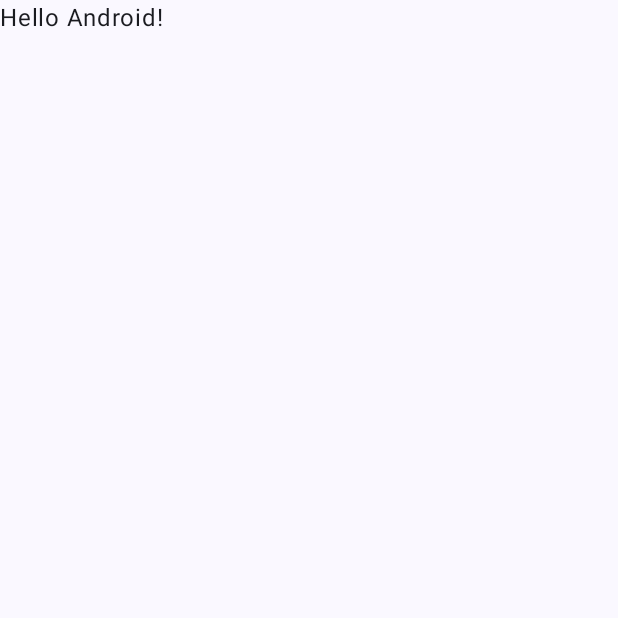
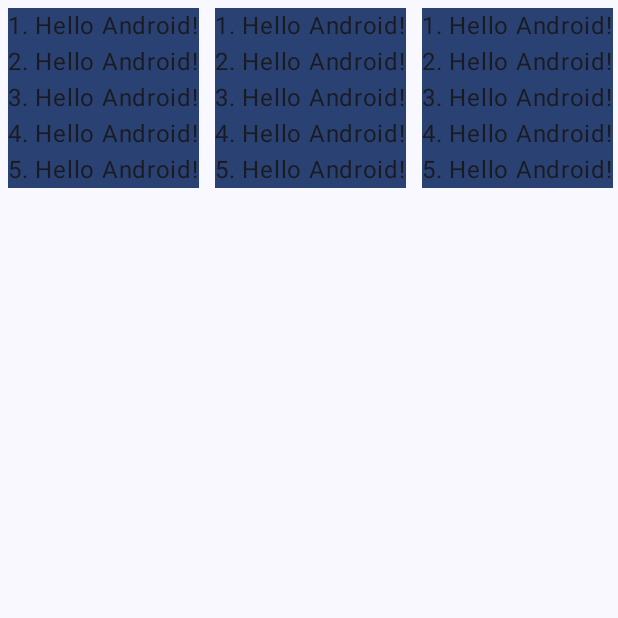
Before and after one commit to C-H-Rm/miscmusic, an Android app built with Jetpack Compose: the screen it shows after launch (MainActivity), on a phone screen of 412 x 824 dp, the top half of it. Before the commit the part shown is almost empty. Run offline under Robolectric (Android 15) with nearby library versions, the phone set to English and light mode, and no system bars.

Commit message:
added newpipe extractor dependancy

```diff
--- a/app/build.gradle.kts
+++ b/app/build.gradle.kts
@@ -49,8 +49,14 @@ android {
     }
 }
 
+
+
+
+
 dependencies {
 
+    implementation("org.jetbrains.kotlinx:kotlinx-serialization-json:1.7.0")
+    implementation("org.jetbrains.kotlinx:kotlinx-coroutines-android:1.9.0-RC")
     implementation(libs.androidx.core.ktx)
     implementation(libs.androidx.lifecycle.runtime.ktx)
     implementation(libs.androidx.activity.compose)
@@ -59,6 +65,7 @@ dependencies {
     implementation(libs.androidx.ui.graphics)
     implementation(libs.androidx.ui.tooling.preview)
     implementation(libs.androidx.material3)
+    implementation("com.squareup.okhttp3:okhttp:3.8.1")
     testImplementation(libs.junit)
     androidTestImplementation(libs.androidx.junit)
     androidTestImplementation(libs.androidx.espresso.core)
@@ -66,4 +73,5 @@ dependencies {
     androidTestImplementation(libs.androidx.ui.test.junit4)
     debugImplementation(libs.androidx.ui.tooling)
     debugImplementation(libs.androidx.ui.test.manifest)
+    implementation("com.github.teamnewpipe:NewPipeExtractor:0.24.4")
 }
--- a/app/src/main/java/com/chrm/miscmusic/MainActivity.kt
+++ b/app/src/main/java/com/chrm/miscmusic/MainActivity.kt
@@ -4,13 +4,28 @@ import android.os.Bundle
 import androidx.activity.ComponentActivity
 import androidx.activity.compose.setContent
 import androidx.activity.enableEdgeToEdge
+import androidx.compose.foundation.background
+import androidx.compose.foundation.horizontalScroll
+import androidx.compose.foundation.layout.Arrangement
+import androidx.compose.foundation.layout.Column
+import androidx.compose.foundation.layout.Row
 import androidx.compose.foundation.layout.fillMaxSize
+import androidx.compose.foundation.layout.fillMaxWidth
 import androidx.compose.foundation.layout.padding
+import androidx.compose.foundation.layout.size
+import androidx.compose.foundation.lazy.LazyColumn
+import androidx.compose.foundation.rememberScrollState
+import androidx.compose.material3.Button
+import androidx.compose.material3.MaterialTheme.colorScheme
 import androidx.compose.material3.Scaffold
 import androidx.compose.material3.Text
 import androidx.compose.runtime.Composable
+import androidx.compose.ui.Alignment
 import androidx.compose.ui.Modifier
+import androidx.compose.ui.graphics.Color
 import androidx.compose.ui.tooling.preview.Preview
+import androidx.compose.ui.unit.dp
+import androidx.compose.ui.unit.sp
 import com.chrm.miscmusic.ui.theme.MiscmusicTheme
 
 class MainActivity : ComponentActivity() {
@@ -22,7 +37,6 @@ class MainActivity : ComponentActivity() {
                 Scaffold(modifier = Modifier.fillMaxSize()) { innerPadding ->
                     Greeting(
                         name = "Android",
-                        modifier = Modifier.padding(innerPadding)
                     )
                 }
             }
@@ -30,12 +44,51 @@ class MainActivity : ComponentActivity() {
     }
 }
 
+
+//fun SongFeedLoadResult() {
+//    for (layout in layouts) {
+//        val en_title: String = layout.title?.getString("en-GB") ?: "?"
+//        val ja_title: String = layout.title?.getString("ja-JP") ?: "?"
+//
+//        println("Layout $en_title / $ja_title has ${layout.items.size} items")
+//    }
+//} SongFeedLoadResult()
 @Composable
-fun Greeting(name: String, modifier: Modifier = Modifier) {
-    Text(
-        text = "Hello $name!",
-        modifier = modifier
-    )
+fun Greeting(name: String) {
+    Column (
+        verticalArrangement = Arrangement.Center,
+        horizontalAlignment = Alignment.CenterHorizontally
+    ) {
+        Button(
+            onClick = {}
+        ) {
+            Text(text = "klik")
+        }
+    }
+    Row (
+        modifier = Modifier
+            .background(colorScheme.background)
+            .fillMaxSize()
+            .horizontalScroll(rememberScrollState())
+    ) {
+        for (i in 1..5) {
+            Column(
+                modifier = Modifier
+                    //.size(width = 300.dp)
+                    .padding(5.dp)
+                    .background(colorScheme.primary)
+            ) {
+                for (i in 1..5) {
+                    Text(
+                        text = "$i. Hello $name!",
+                    )
+                }
+            }
+        }
+    }
+
+
+
 }
 
 @Preview(showBackground = true)
--- a/settings.gradle.kts
+++ b/settings.gradle.kts
@@ -6,6 +6,9 @@ pluginManagement {
                 includeGroupByRegex("com\\.google.*")
                 includeGroupByRegex("androidx.*")
             }
+        }
+        maven {
+            url = uri("https://jitpack.io")
         }
         mavenCentral()
         gradlePluginPortal()
@@ -16,6 +19,9 @@ dependencyResolutionManagement {
     repositories {
         google()
         mavenCentral()
+        maven {
+            url = uri("https://jitpack.io")
+        }
     }
 }
 
```
